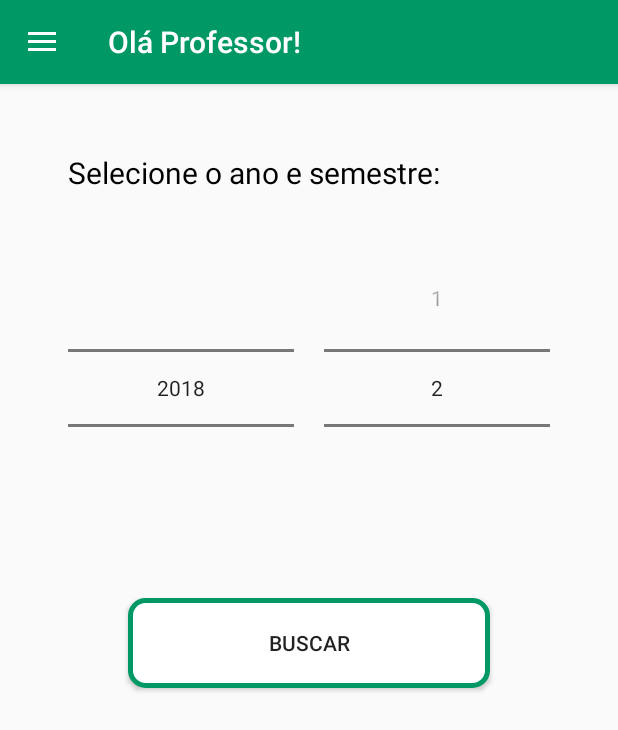
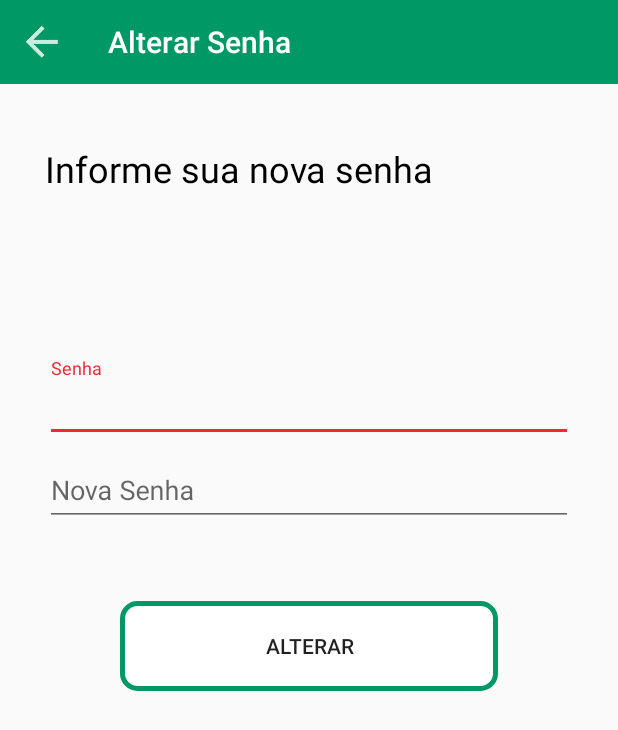
Before and after one commit to ChrysthianMoizes/SAMHAMobile, an Android app: the ProfessorActivity screen opened directly, with no data from a screen before it, after a tap on "Alterar Senha", on a phone screen of 412 x 824 dp. Shown: the top 730 px of the screen. Run offline under Robolectric (Android 15) with nearby library versions, the phone set to English and light mode, and no system bars; our stand-ins replace Firebase (no records; nobody signed in at launch, a user with empty details on screens opened directly); network calls fail; 2 statements that could not run were skipped; 1 other tap on this screen came first.

Commit message:
Alterar de senha do professor

```diff
--- /dev/null
+++ b/app/src/main/java/com/example/chrys/samhamobile/activities/AlterarSenhaActivity.java
@@ -0,0 +1,111 @@
+package com.example.chrys.samhamobile.activities;
+
+import android.os.AsyncTask;
+import android.support.v7.app.AppCompatActivity;
+import android.os.Bundle;
+import android.support.v7.widget.Toolbar;
+import android.view.View;
+import android.widget.Button;
+import android.widget.EditText;
+import android.widget.ProgressBar;
+import android.widget.Toast;
+
+import com.example.chrys.samhamobile.R;
+import com.google.android.gms.tasks.Task;
+import com.google.android.gms.tasks.Tasks;
+import com.google.firebase.auth.AuthResult;
+import com.google.firebase.auth.FirebaseAuth;
+import com.google.firebase.auth.FirebaseUser;
+
+import java.util.concurrent.ExecutionException;
+
+public class AlterarSenhaActivity extends AppCompatActivity {
+
+    private Toolbar toolbar;
+    private Button btnAlterar;
+    private EditText edtNovaSenha;
+    private EditText edtSenha;
+    private ProgressBar progressBar;
+
+    @Override
+    protected void onCreate(Bundle savedInstanceState) {
+        super.onCreate(savedInstanceState);
+        setContentView(R.layout.activity_alterar_senha);
+        getViews();
+
+        btnAlterar.setOnClickListener(view -> {
+            String email = getIntent().getExtras().getString("email");
+            String senha = edtSenha.getText().toString();
+            String novaSenha = edtNovaSenha.getText().toString();
+
+            if(senha.length() == 0)
+                Toast.makeText(AlterarSenhaActivity.this, "Preencha todos os campos", Toast.LENGTH_SHORT).show();
+            else if(novaSenha.length() < 6)
+                Toast.makeText(AlterarSenhaActivity.this, "Insira uma Nova Senha válida", Toast.LENGTH_SHORT).show();
+            else
+                new AlterarSenha().execute(email, senha, novaSenha);
+        });
+
+    }
+
+    public void getViews(){
+        btnAlterar = findViewById(R.id.btnAlterar);
+        edtSenha = findViewById(R.id.edtSenha);
+        edtNovaSenha = findViewById(R.id.edtNovaSenha);
+        toolbar = findViewById(R.id.toolbar_alterar_senha);
+        toolbar.setNavigationIcon(R.drawable.ic_back);
+        setSupportActionBar(toolbar);
+        toolbar.setTitle(R.string.alterar_senha);
+        toolbar.setNavigationOnClickListener(view -> {
+            finish();
+        });
+       progressBar = findViewById(R.id.progressBarAlterar);
+    }
+
+    private class AlterarSenha extends AsyncTask<String, Void, Boolean> {
+
+        @Override
+        protected void onPreExecute() {
+            super.onPreExecute();
+            progressBar.setVisibility(View.VISIBLE);
+        }
+
+        @Override
+        protected Boolean doInBackground(String... strings) {
+
+            FirebaseAuth auth = FirebaseAuth.getInstance();
+            Task<AuthResult> authResultTask = null;
+
+            try {
+
+                authResultTask = auth.signInWithEmailAndPassword(strings[0], strings[1]);
+                AuthResult res = Tasks.await(authResultTask);
+
+                Task<Void> voidTask = auth.getCurrentUser().updatePassword(strings[2]);
+                Tasks.await(voidTask);
+                return voidTask.isSuccessful();
+
+            } catch (ExecutionException e) {
+                e.printStackTrace();
+            } catch (InterruptedException e) {
+                e.printStackTrace();
+            }
+
+            return false;
+
+        }
+
+        @Override
+        protected void onPostExecute(Boolean resposta) {
+            super.onPostExecute(resposta);
+            progressBar.setVisibility(View.GONE);
+            if(!resposta){
+                Toast.makeText(AlterarSenhaActivity.this, "Erro ao alterar senha", Toast.LENGTH_SHORT).show();
+            }else {
+                Toast.makeText(AlterarSenhaActivity.this, "Senha alterada!", Toast.LENGTH_SHORT).show();
+            }
+            edtSenha.setText("");
+            edtNovaSenha.setText("");
+        }
+    }
+}
--- a/app/src/main/java/com/example/chrys/samhamobile/activities/AuthActivity.java
+++ b/app/src/main/java/com/example/chrys/samhamobile/activities/AuthActivity.java
@@ -55,7 +55,7 @@ public class AuthActivity extends AppCompatActivity {
                 if (user != null) {
                     Intent it = new Intent(AuthActivity.this, ProfessorActivity.class);
                     Bundle params = new Bundle();
-                    params.putString("user id", user.getUid() );
+                    params.putString("user_id", user.getUid() );
                     params.putString("email", user.getEmail());
                     it.putExtras(params);
                     AuthActivity.this.startActivity(it);
--- a/app/src/main/java/com/example/chrys/samhamobile/activities/ProfessorActivity.java
+++ b/app/src/main/java/com/example/chrys/samhamobile/activities/ProfessorActivity.java
@@ -91,7 +91,7 @@ public class ProfessorActivity extends AppCompatActivity
 
     @Override
     public void onBackPressed() {
-        DrawerLayout drawer = (DrawerLayout) findViewById(R.id.drawer_layout);
+        DrawerLayout drawer = findViewById(R.id.drawer_layout);
         if (drawer.isDrawerOpen(GravityCompat.START)) {
             drawer.closeDrawer(GravityCompat.START);
         } else {
@@ -106,7 +106,9 @@ public class ProfessorActivity extends AppCompatActivity
         int id = item.getItemId();
 
         if (id == R.id.nav_password) {
-            // Handle the password action
+            Intent it = new Intent(ProfessorActivity.this, AlterarSenhaActivity.class);
+            it.putExtras(getIntent().getExtras());
+            ProfessorActivity.this.startActivity(it);
         } else if (id == R.id.nav_exit) {
             FirebaseAuth.getInstance().signOut();
             finish();
@@ -163,7 +165,7 @@ public class ProfessorActivity extends AppCompatActivity
                     String professor = aula.getProf();
                     aulas.remove(0);
 
-                    intent.putExtra("professor", professor);
+                    intent.putExtra("titulo", professor);
                     intent.putExtra("email", email);
                     intent.putExtra("user_id", user_id);
                     intent.putExtra("aulas", (Serializable) aulas);
--- a/app/src/main/java/com/example/chrys/samhamobile/activities/Util.java
+++ b/app/src/main/java/com/example/chrys/samhamobile/activities/Util.java
@@ -32,6 +32,12 @@ public class Util {
         }else
             numberPickerSemestre.setValue(1);
 
+        numberPickerAno.setOnClickListener(view -> {
+        });
+
+        numberPickerSemestre.setOnClickListener(view -> {
+        });
+
     }
 
     public static void exibirDialogErroAoConectarAoServidor(FragmentManager fm){
--- a/app/src/main/java/com/example/chrys/samhamobile/connection/HttpConnection.java
+++ b/app/src/main/java/com/example/chrys/samhamobile/connection/HttpConnection.java
@@ -13,9 +13,8 @@ public class HttpConnection {
 
     protected static int readTimeOut = 15000;
     protected static int conectTimeOut = 15000;
-    //200.137.77.137
-    //172.16.41.94
-    protected static String url = "http://172.16.40.119:8080/WebServiceSAMHA/Services";
+
+    protected static String url = "http://200.137.77.137:8080/WebServiceSAMHA/Services";
 
     protected static HttpURLConnection prepareConection() throws IOException {
 
--- a/app/src/main/res/drawable/side_nav_bar.xml
+++ b/app/src/main/res/drawable/side_nav_bar.xml
@@ -2,8 +2,8 @@
     android:shape="rectangle">
     <gradient
         android:angle="135"
-        android:centerColor="#009688"
-        android:endColor="#00695C"
-        android:startColor="#4DB6AC"
+        android:centerColor="@color/colorPrimary"
+        android:endColor="@color/colorPrimary"
+        android:startColor="@color/colorPrimaryDark"
         android:type="linear" />
 </shape>
--- /dev/null
+++ b/app/src/main/res/layout/activity_alterar_senha.xml
@@ -0,0 +1,82 @@
+<?xml version="1.0" encoding="utf-8"?>
+<LinearLayout xmlns:android="http://schemas.android.com/apk/res/android"
+    xmlns:app="http://schemas.android.com/apk/res-auto"
+    xmlns:tools="http://schemas.android.com/tools"
+    android:layout_width="match_parent"
+    android:layout_height="match_parent"
+    android:orientation="vertical"
+    tools:context=".activities.AlterarSenhaActivity">
+
+    <include layout="@layout/toolbar"
+        android:id="@+id/toolbar_alterar_senha"/>
+
+    <TextView
+        android:layout_width="match_parent"
+        android:layout_height="wrap_content"
+        android:layout_marginTop="40dp"
+        android:layout_marginStart="30dp"
+        android:layout_marginEnd="20dp"
+        android:text="@string/informar_nova_senha"
+        android:textColor="@color/color_sec"
+        android:textSize="24dp"/>
+
+    <LinearLayout
+        android:layout_width="match_parent"
+        android:layout_height="wrap_content"
+        android:orientation="vertical"
+        android:layout_marginTop="110dp"
+        android:gravity="center">
+
+        <android.support.design.widget.TextInputLayout
+            android:layout_width="match_parent"
+            android:layout_height="match_parent">
+
+            <android.support.design.widget.TextInputEditText
+                android:id="@+id/edtSenha"
+                android:layout_width="match_parent"
+                android:layout_height="match_parent"
+                android:layout_marginTop="20dp"
+                android:layout_marginStart="30dp"
+                android:layout_marginEnd="30dp"
+                android:hint="@string/password"
+                android:inputType="textPassword"/>
+
+        </android.support.design.widget.TextInputLayout>
+
+        <android.support.design.widget.TextInputLayout
+            android:layout_width="match_parent"
+            android:layout_height="match_parent">
+
+            <android.support.design.widget.TextInputEditText
+                android:id="@+id/edtNovaSenha"
+                android:layout_width="match_parent"
+                android:layout_height="match_parent"
+                android:layout_marginTop="20dp"
+                android:layout_marginStart="30dp"
+                android:layout_marginEnd="30dp"
+                android:hint="@string/new_password"
+                android:inputType="textPassword"/>
+
+        </android.support.design.widget.TextInputLayout>
+
+        <Button
+            android:id="@+id/btnAlterar"
+            android:layout_width="match_parent"
+            android:layout_height="wrap_content"
+            android:layout_marginEnd="80dp"
+            android:layout_marginStart="80dp"
+            android:layout_marginTop="50dp"
+            android:background="@drawable/ripple_rect"
+            android:text="@string/alterar" />
+
+        <ProgressBar
+            android:id="@+id/progressBarAlterar"
+            android:layout_width="match_parent"
+            android:layout_height="wrap_content"
+            android:layout_marginTop="25dp"
+            android:layout_marginBottom="10dp"
+            android:visibility="invisible" />
+
+    </LinearLayout>
+
+</LinearLayout>
--- a/app/src/main/res/values/strings.xml
+++ b/app/src/main/res/values/strings.xml
@@ -2,13 +2,16 @@
 
     <string name="username">Usuário</string>
     <string name="password">Senha</string>
+    <string name="new_password">Nova Senha</string>
 
     <string name="app_name">SAMHA Mobile</string>
     <string name="text_selection">Selecione o ano e semestre:</string>
     <string name="text_class">Turma:</string>
     <string name="search">Buscar</string>
     <string name="sigin">Entrar</string>
+    <string name="alterar">Alterar</string>
     <string name="acessar_conta">Acesse sua conta</string>
+    <string name="informar_nova_senha">Informe sua nova senha</string>
     <string name="email">Email</string>
     <string name="botao_ok">OK</string>
     <string name="menu_back">Voltar</string>
```
Also changed, not shown: app/src/main/AndroidManifest.xml (+8 -4 lines), app/src/main/java/com/example/chrys/samhamobile/activities/AlunoActivity.java (+1 -9 lines), app/src/main/java/com/example/chrys/samhamobile/activities/HorariosActivity.java (+4 -8 lines), app/src/main/java/com/example/chrys/samhamobile/fragments/HorariosFragment.java (+3 -4 lines).
